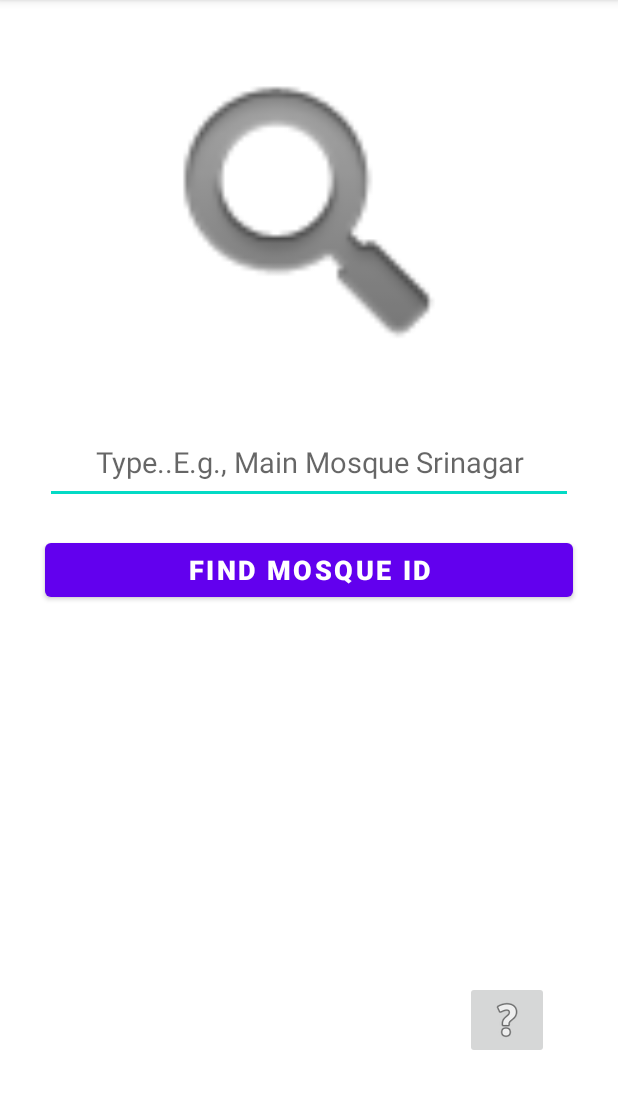
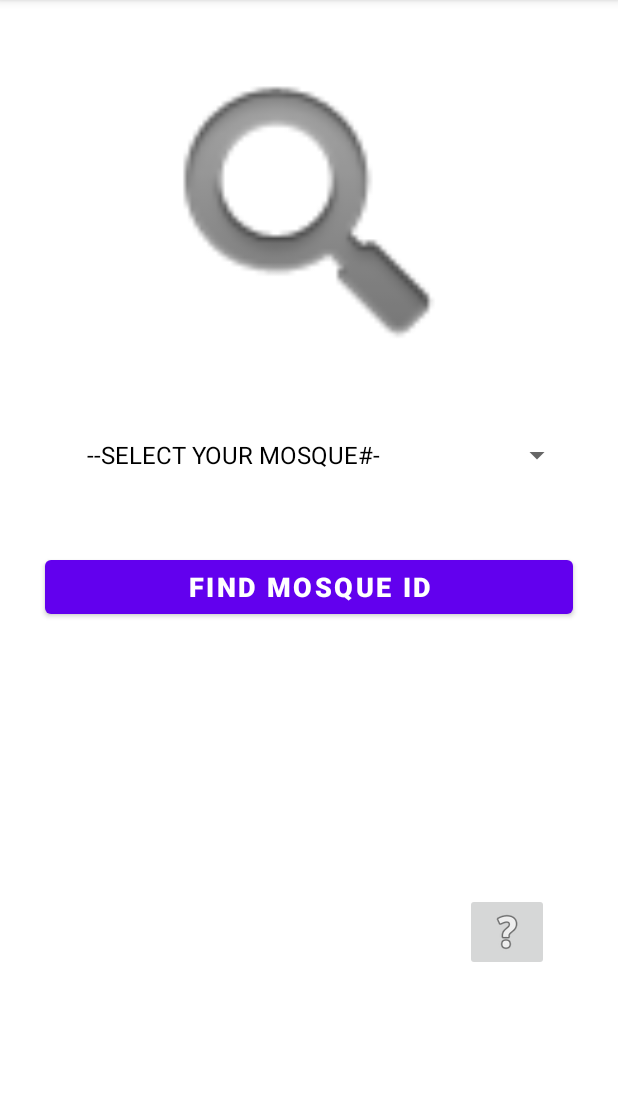
Before and after one commit to Sadam452/CSE_IoTDPTI, an Android app: the MainActivity2 screen opened directly, with no data from a screen before it, after a tap on an icon or button, on a phone screen of 412 x 824 dp, the part 84-1193 px from its top. Run offline under Robolectric (Android 15) with nearby library versions, the phone set to English and light mode, and no system bars.

Commit message:
Select the Mosque and return Mosque ID page is functional now

```diff
--- a/Alwaqt/app/src/main/java/com/example/alwaqt/MainActivity2.java
+++ b/Alwaqt/app/src/main/java/com/example/alwaqt/MainActivity2.java
@@ -5,27 +5,48 @@ import androidx.appcompat.app.AppCompatActivity;
 
 import android.content.Intent;
 import android.os.Bundle;
+import android.view.Menu;
 import android.view.View;
+import android.widget.AdapterView;
+import android.widget.ArrayAdapter;
 import android.widget.Button;
 import android.widget.EditText;
 import android.widget.ImageButton;
+import android.widget.Spinner;
 import android.widget.Toast;
 
 public class MainActivity2 extends AppCompatActivity {
-    EditText edID;
     Button btnFind;
     ImageButton ibHelp;
-
+   // Spinner edID = (Spinner) findViewById(R.id.spinner2);
+  // @Override
+   /*public boolean onCreateOptionsMenu(Menu menu) {
+      /* Spinner edID = (Spinner) findViewById(R.id.spinner2);
+       ArrayAdapter<CharSequence> adapter = ArrayAdapter.createFromResource(this,
+               R.array.Mosque_Names, android.R.layout.simple_spinner_item);
+       adapter.setDropDownViewResource(android.R.layout.simple_spinner_dropdown_item);
+       edID.setAdapter(adapter);
+       return super.onCreateOptionsMenu(menu);
+   }*/
     @Override
     protected void onCreate(Bundle savedInstanceState) {
         super.onCreate(savedInstanceState);
         setContentView(R.layout.activity_main2);
-        edID = findViewById(R.id.edID);
         btnFind = findViewById(R.id.btnFind);
         ibHelp = findViewById(R.id.ibHelp);
-        edID.setOnClickListener(new View.OnClickListener() {
+        String[] Mosque_Names = {"--SELECT YOUR MOSQUE#-", "Jamia Masjid Srinagar #6000", "Jamia Masjid Awantipora #6001","Hanafi Masjid Srinagar #6002"};
+        ArrayAdapter<String> stringArrayAdapter = new ArrayAdapter(this, android.R.layout.simple_spinner_dropdown_item, Mosque_Names);
+        Spinner spinner = (Spinner) findViewById(R.id.spinner2);
+        // add adapter to spinner
+        spinner.setAdapter(stringArrayAdapter);
+        spinner.setOnItemSelectedListener(new AdapterView.OnItemSelectedListener() {
             @Override
-            public void onClick(View view) {
+            public void onItemSelected(AdapterView<?> parent, View view, int position, long id) {
+                // put code which recognize a selected element
+            }
+
+            @Override
+            public void onNothingSelected(AdapterView<?> parent) {
 
             }
         });
@@ -33,12 +54,16 @@ public class MainActivity2 extends AppCompatActivity {
         btnFind.setOnClickListener(new View.OnClickListener() {
             @Override
             public void onClick(View view) {
-                if(edID.getText().toString().isEmpty()){
+                String arr[];
+                arr = new String[2];
+                arr = spinner.getSelectedItem().toString().split("#");
+                if(spinner.getSelectedItem().toString().isEmpty() || arr[1].trim().length()<=2){
                     Toast.makeText(MainActivity2.this,"Please fill all the fields", Toast.LENGTH_SHORT).show();
                 }
                 else{
                     Intent intent = new Intent();
-                    intent.putExtra("edID_",edID.getText().toString().trim());
+                    //if(arr[1].trim() !=" "){
+                    intent.putExtra("edID_",arr[1].trim());
 
                     setResult(RESULT_OK,intent);
                     MainActivity2.this.finish();
@@ -61,4 +86,5 @@ public class MainActivity2 extends AppCompatActivity {
         });
 
     }
+
 }
--- a/Alwaqt/app/src/main/res/layout/activity_main.xml
+++ b/Alwaqt/app/src/main/res/layout/activity_main.xml
@@ -80,7 +80,7 @@
             android:layout_width="wrap_content"
             android:layout_height="wrap_content"
             android:layout_marginLeft="30dp"
-            android:layout_marginTop="140dp"
+            android:layout_marginTop="80dp"
             android:hint="SET LOCATION"
             android:textColorHint="@color/white"
             android:textSize="16dp"
@@ -91,7 +91,7 @@
             android:layout_width="wrap_content"
             android:layout_height="wrap_content"
             android:layout_marginLeft="120dp"
-            android:layout_marginTop="140dp"
+            android:layout_marginTop="80dp"
             android:clickable="true"
             app:srcCompat="@android:drawable/ic_menu_help" />
     </LinearLayout>
--- a/Alwaqt/app/src/main/res/layout/activity_main2.xml
+++ b/Alwaqt/app/src/main/res/layout/activity_main2.xml
@@ -16,19 +16,14 @@
         android:scrollbarSize="20dp"
         app:srcCompat="@android:drawable/ic_search_category_default" />
 
-    <EditText
-        android:id="@+id/edID"
+    <Spinner
+        android:id="@+id/spinner2"
         android:layout_width="match_parent"
         android:layout_height="wrap_content"
         android:layout_marginLeft="30dp"
-        android:layout_marginTop="20dp"
         android:layout_marginRight="30dp"
-        android:ems="10"
         android:gravity="center_horizontal"
-        android:hint="Type..E.g., Main Mosque Srinagar"
-        android:inputType="number"
-        android:padding="15dp"
-        android:textSize="19dp" />
+        android:padding="20dp" />
 
     <Button
         android:id="@+id/btnFind"
@@ -48,7 +43,7 @@
         android:layout_width="wrap_content"
         android:layout_height="wrap_content"
         android:layout_marginLeft="310dp"
-        android:layout_marginTop="250dp"
+        android:layout_marginTop="180dp"
         android:clickable="true"
         app:srcCompat="@android:drawable/ic_menu_help" />
 </LinearLayout>
--- a/Alwaqt/app/src/main/res/layout/activity_main3.xml
+++ b/Alwaqt/app/src/main/res/layout/activity_main3.xml
@@ -82,6 +82,6 @@
         android:layout_width="wrap_content"
         android:layout_height="wrap_content"
         android:layout_marginLeft="310dp"
-        android:layout_marginTop="95dp"
+        android:layout_marginTop="40dp"
         app:srcCompat="@android:drawable/ic_menu_help" />
 </LinearLayout>
```
